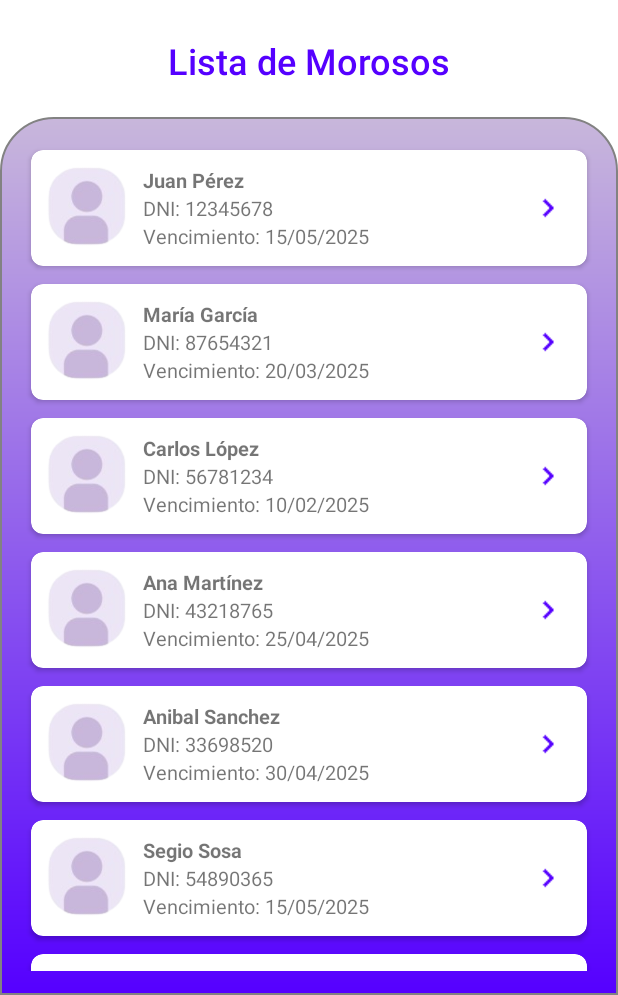
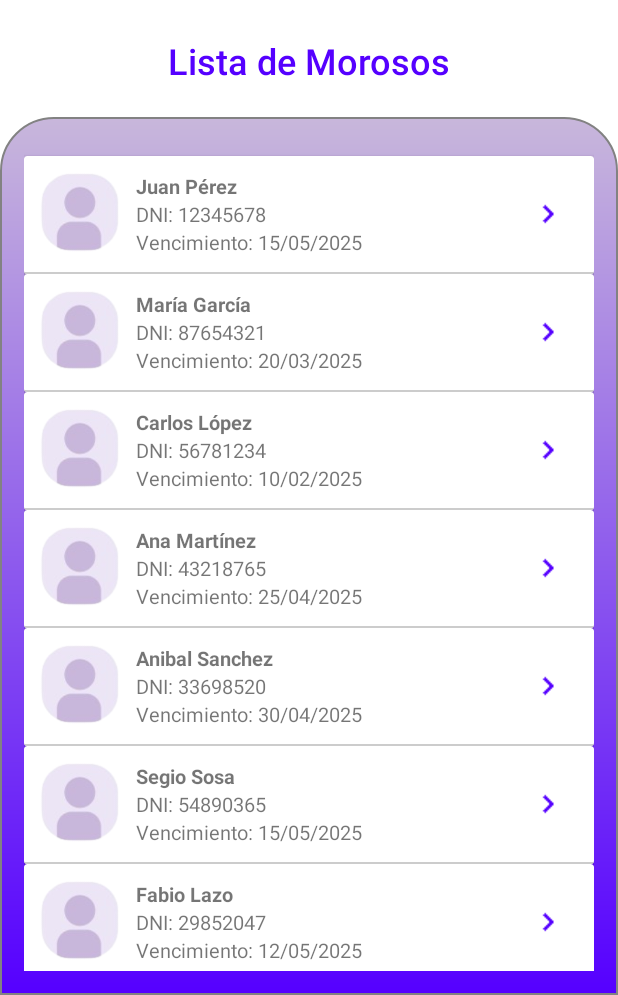
Before and after one commit to Marl8/clubDeportivo-mobile-app, an Android app: the ListaMorososActivity screen opened directly, with no data from a screen before it, on a phone screen of 412 x 824 dp, the part 241-1236 px from its top. Run offline under Robolectric (Android 15) with nearby library versions, the light colour scheme and no system bars.

Commit message:
fix card lists

```diff
--- a/app/src/main/java/com/example/clubdeportivo/activities/ListaMorososActivity.kt
+++ b/app/src/main/java/com/example/clubdeportivo/activities/ListaMorososActivity.kt
@@ -75,7 +75,7 @@ class ListaMorososActivity : AppCompatActivity() {
                 val (nombre, dni, fechaVenc) = socios[position]
 
                 holder.itemView.apply {
-                    findViewById<TextView>(R.id.editTextText).text = nombre
+                    findViewById<TextView>(R.id.txtNombre).text = nombre
                     findViewById<TextView>(R.id.txtDni).text = "DNI: $dni"
                     findViewById<TextView>(R.id.txtFech_vencimiento).text = "Vencimiento: $fechaVenc"
                 }
--- a/app/src/main/java/com/example/clubdeportivo/activities/ListaVencimientosActivity.kt
+++ b/app/src/main/java/com/example/clubdeportivo/activities/ListaVencimientosActivity.kt
@@ -69,7 +69,7 @@ class ListaVencimientosActivity : AppCompatActivity() {
                 val (nombre, dni, fechaVenc) = socios[position]
 
                 holder.itemView.apply {
-                    findViewById<TextView>(R.id.editTextText).text = nombre
+                    findViewById<TextView>(R.id.txtNombre).text = nombre
                     findViewById<TextView>(R.id.txtDni).text = "DNI: $dni"
                     findViewById<TextView>(R.id.txtFech_vencimiento).text = "Vencimiento: $fechaVenc"
                 }
--- a/app/src/main/res/layout/activity_lista_morosos.xml
+++ b/app/src/main/res/layout/activity_lista_morosos.xml
@@ -28,6 +28,7 @@
             android:clipToPadding="false"
             android:layout_margin="0dp"
             android:paddingBottom="70dp"
+            android:paddingTop="10dp"
             tools:listitem="@layout/component_list_socios" />
     </LinearLayout>
 </LinearLayout>
--- a/app/src/main/res/layout/activity_lista_vencimientos.xml
+++ b/app/src/main/res/layout/activity_lista_vencimientos.xml
@@ -28,6 +28,7 @@
             android:clipToPadding="false"
             android:layout_margin="0dp"
             android:paddingBottom="70dp"
+            android:paddingTop="10dp"
             tools:listitem="@layout/component_list_socios" />
     </LinearLayout>
 </LinearLayout>
--- a/app/src/main/res/layout/component_list_socios.xml
+++ b/app/src/main/res/layout/component_list_socios.xml
@@ -3,9 +3,15 @@
     xmlns:app="http://schemas.android.com/apk/res-auto"
     android:layout_width="match_parent"
     android:layout_height="wrap_content"
-    app:cardCornerRadius="8dp"
     app:cardElevation="2dp"
-    app:cardUseCompatPadding="true">
+    app:cardUseCompatPadding="false">
+
+    <LinearLayout
+        android:id="@+id/container_card"
+        android:layout_width="wrap_content"
+        android:layout_height="wrap_content"
+        android:orientation="vertical"
+        android:padding="0dp">
 
         <LinearLayout
             android:id="@+id/container_imagen"
@@ -34,7 +40,7 @@
                 android:padding="5dp">
 
                 <TextView
-                android:id="@+id/editTextText"
+                    android:id="@+id/txtNombre"
                     android:layout_width="match_parent"
                     android:layout_height="wrap_content"
                     android:background="#FFFFFF"
@@ -73,4 +79,11 @@
                 app:tint="#5500FF"
                 android:contentDescription="User imagine"/>
         </LinearLayout>
+
+        <!-- Línea divisoria dentro de la tarjeta -->
+        <View
+            android:layout_width="match_parent"
+            android:layout_height="1dp"
+            android:background="#CCCCCC" />
+    </LinearLayout>
 </androidx.cardview.widget.CardView>
```
Lines whose indentation alone changed are shown as unchanged.
